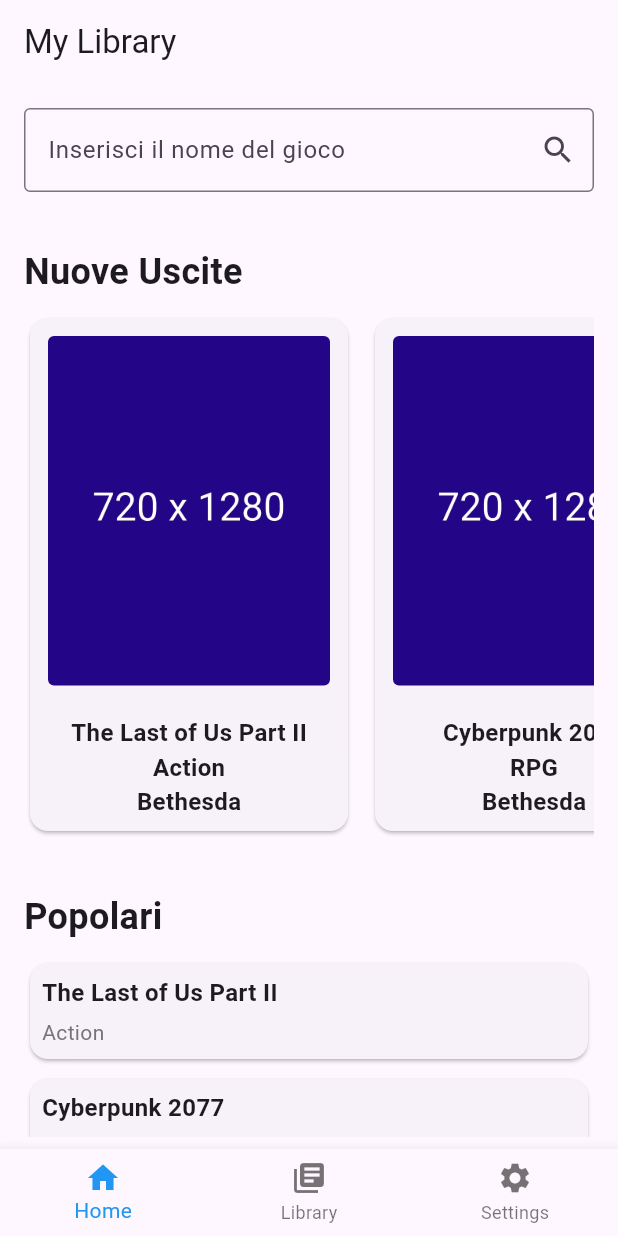
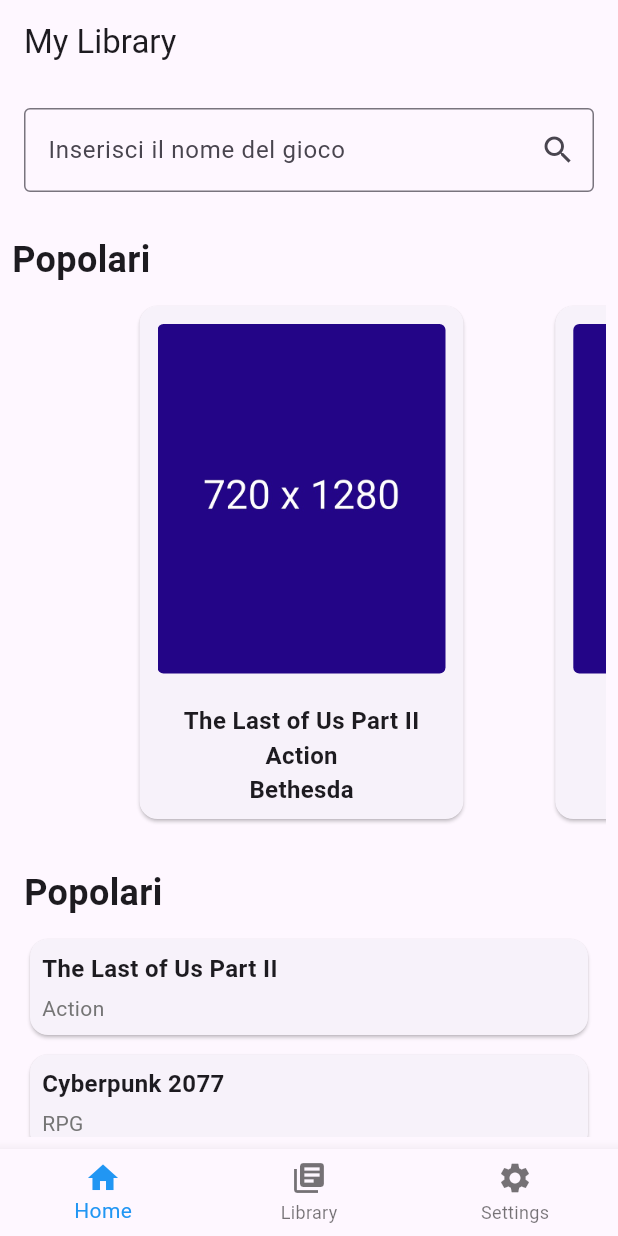
Before and after one commit to Nooneoneno/Dragons-Lair, a Flutter app: the screen it shows after launch, on a phone screen of 412 x 824 dp. Run offline on Flutter 3.47's test engine with Material 3 defaults, Android fonts, the phone set to English and light mode, and no system bars; drawn by our look-alikes of flutter_typeahead.

Commit message:
Changed the NewReleasesWidget to a carousel-style slider.

```diff
--- a/lib/ui/screens/search_screen/new_release_widget.dart
+++ b/lib/ui/screens/search_screen/new_release_widget.dart
@@ -2,7 +2,7 @@
 import 'package:progetto_esame/entities/video_game.dart';
 import 'package:progetto_esame/ui/screens/search_screen/game_card.dart';
 
-class NewReleasesWidget extends StatelessWidget {
+class NewReleasesWidget extends StatefulWidget {
   final List<VideoGame> games = [
     VideoGame(
       name: 'The Last of Us Part II',
@@ -10,7 +10,7 @@
       online: 'Co-op',
       publisher: 'Bethesda',
       referenceStore: 'Steam',
-        releaseDate: DateTime.now()
+      releaseDate: DateTime.now(),
     ),
     VideoGame(
       name: 'Cyberpunk 2077',
@@ -18,7 +18,7 @@
       online: 'Co-op',
       publisher: 'Bethesda',
       referenceStore: 'Steam',
-        releaseDate: DateTime.now()
+      releaseDate: DateTime.now(),
     ),
     VideoGame(
       name: 'Ghost of Tsushima',
@@ -26,19 +26,53 @@
       online: 'Co-op',
       publisher: 'Bethesda',
       referenceStore: 'Steam',
-        releaseDate: DateTime.now()
+      releaseDate: DateTime.now(),
     ),
+    VideoGame(
+      name: 'Manor Lords',
+      genre: 'Action',
+      online: 'Co-op',
+      publisher: 'Bethesda',
+      referenceStore: 'Steam',
+      releaseDate: DateTime.now(),
+    ),
+    VideoGame(
+      name: 'Grand Theft Auto V',
+      genre: 'Action',
+      online: 'Co-op',
+      publisher: 'Bethesda',
+      referenceStore: 'Steam',
+      releaseDate: DateTime.now(),
+    )
   ];
 
   @override
+  _NewReleasesWidgetState createState() => _NewReleasesWidgetState();
+}
+
+class _NewReleasesWidgetState extends State<NewReleasesWidget> {
+  late PageController _pageController;
+  int _currentPage = 0;
+
+  @override
+  void initState() {
+    super.initState();
+    _pageController = PageController(initialPage: _currentPage, viewportFraction: 0.7);
+  }
+
+  @override
+  void dispose() {
+    _pageController.dispose();
+    super.dispose();
+  }
+
+  @override
   Widget build(BuildContext context) {
-    return Padding(
-      padding: const EdgeInsets.all(8.0),
-      child: Column(
+    return Column(
       crossAxisAlignment: CrossAxisAlignment.start,
       children: [
         Text(
-            'Nuove Uscite',
+          'Popolari',
           style: TextStyle(
             fontSize: 24,
             fontWeight: FontWeight.bold,
@@ -47,16 +81,40 @@
         SizedBox(height: 10),
         Container(
           height: 350,
-            child: ListView.builder(
-              scrollDirection: Axis.horizontal,
-              itemCount: games.length,
+          child: PageView.builder(
+            controller: _pageController,
+            itemCount: widget.games.length,
+            onPageChanged: (index) {
+              setState(() {
+                _currentPage = index;
+              });
+            },
             itemBuilder: (context, index) {
-                return GameCard(game: games[index]);
+              return AnimatedBuilder(
+                animation: _pageController,
+                builder: (context, child) {
+                  double value = 1.0;
+                  if (_pageController.position.haveDimensions) {
+                    value = _pageController.page! - index;
+                    value = (1 - (value.abs() * 0.3)).clamp(0.0, 1.0);
+                  }
+                  return Center(
+                    child: SizedBox(
+                      height: Curves.easeOut.transform(value) * 350,
+                      width: Curves.easeOut.transform(value) * 250,
+                      child: child,
+                    ),
+                  );
+                },
+                child: Padding(
+                  padding: EdgeInsets.symmetric(horizontal: 8.0),
+                  child: GameCard(game: widget.games[index]),
+                ),
+              );
             },
           ),
         ),
       ],
-      ),
     );
   }
 }
```
Lines whose indentation alone changed are shown as unchanged.
